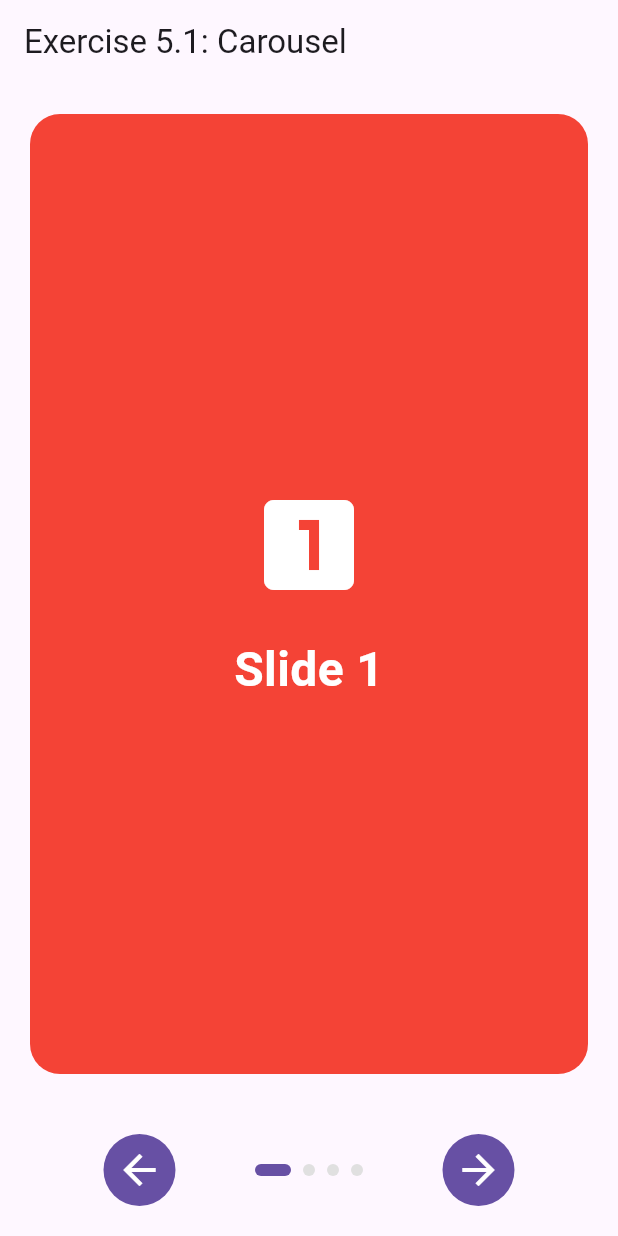
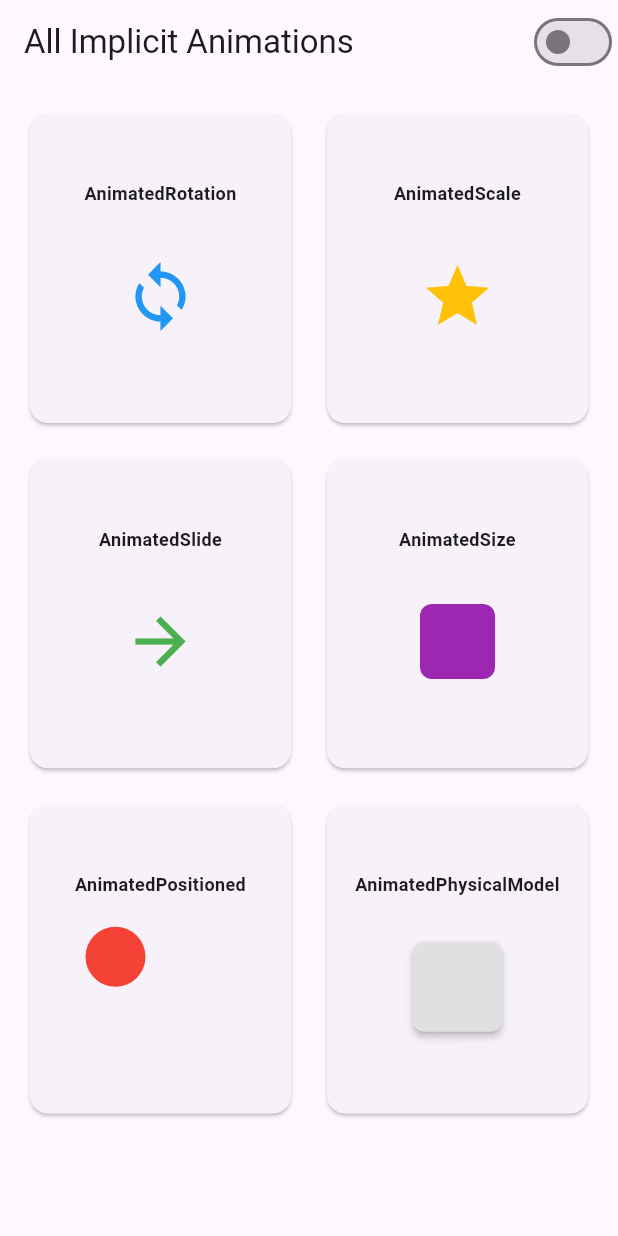
Before and after one commit to punkushal/flutter_animation_learning, a Flutter app: the screen it shows after launch, on a phone screen of 412 x 824 dp. Run offline on Flutter 3.47's test engine with Material 3 defaults, Android fonts, the phone set to English and light mode, and no system bars.

Commit message:
add all implicit animation showcase example

```diff
--- /dev/null
+++ b/lib/animation/basic/exercises/all_implicit_animation_example.dart
@@ -0,0 +1,176 @@
+import 'package:flutter/material.dart';
+
+/// ═══════════════════════════════════════════════════════════════════════════
+/// LESSON 7: Complete List of Implicit Animation Widgets
+/// ═══════════════════════════════════════════════════════════════════════════
+///
+/// Flutter provides many built-in implicit animation widgets:
+///
+/// ┌─────────────────────────┬──────────────────────────────────────────────┐
+/// │ Widget                  │ What it animates                             │
+/// ├─────────────────────────┼──────────────────────────────────────────────┤
+/// │ AnimatedContainer       │ Multiple properties (size, color, etc.)      │
+/// │ AnimatedOpacity         │ Opacity/transparency                         │
+/// │ AnimatedPadding         │ Padding around child                         │
+/// │ AnimatedAlign           │ Alignment within parent                      │
+/// │ AnimatedPositioned      │ Position within Stack                        │
+/// │ AnimatedDefaultTextStyle│ Text styling                                 │
+/// │ AnimatedCrossFade       │ Cross-fade between two widgets               │
+/// │ AnimatedSwitcher        │ Transition between different widgets         │
+/// │ AnimatedSize            │ Size changes of child                        │
+/// │ AnimatedPhysicalModel   │ Physical model properties                    │
+/// │ AnimatedRotation        │ Rotation angle                               │
+/// │ AnimatedScale           │ Scale transformation                         │
+/// │ AnimatedSlide           │ Position offset                              │
+/// │ AnimatedFractionallySizedBox │ Fractional size                         │
+/// │ AnimatedModalBarrier    │ Modal barrier color                          │
+/// │ AnimatedTheme           │ Theme data                                   │
+/// └─────────────────────────┴──────────────────────────────────────────────┘
+/// ═══════════════════════════════════════════════════════════════════════════
+
+class AllImplicitAnimationsShowcase extends StatefulWidget {
+  const AllImplicitAnimationsShowcase({super.key});
+
+  @override
+  State<AllImplicitAnimationsShowcase> createState() =>
+      _AllImplicitAnimationsShowcaseState();
+}
+
+class _AllImplicitAnimationsShowcaseState
+    extends State<AllImplicitAnimationsShowcase> {
+  bool _toggle = false;
+
+  @override
+  Widget build(BuildContext context) {
+    return Scaffold(
+      appBar: AppBar(
+        title: const Text('All Implicit Animations'),
+        actions: [
+          Switch(
+            value: _toggle,
+            onChanged: (value) => setState(() => _toggle = value),
+            activeThumbColor: Colors.white,
+          ),
+        ],
+      ),
+      body: GridView.count(
+        crossAxisCount: 2,
+        padding: const EdgeInsets.all(16),
+        mainAxisSpacing: 16,
+        crossAxisSpacing: 16,
+        childAspectRatio: 0.85,
+        children: [
+          // AnimatedRotation
+          _buildShowcaseCard(
+            'AnimatedRotation',
+            AnimatedRotation(
+              turns: _toggle ? 0.5 : 0,
+              duration: const Duration(milliseconds: 500),
+              child: const Icon(Icons.sync, size: 50, color: Colors.blue),
+            ),
+          ),
+
+          // AnimatedScale
+          _buildShowcaseCard(
+            'AnimatedScale',
+            AnimatedScale(
+              scale: _toggle ? 1.5 : 1.0,
+              duration: const Duration(milliseconds: 500),
+              child: const Icon(Icons.star, size: 50, color: Colors.amber),
+            ),
+          ),
+
+          // AnimatedSlide
+          _buildShowcaseCard(
+            'AnimatedSlide',
+            AnimatedSlide(
+              offset: _toggle ? const Offset(0.3, 0) : Offset.zero,
+              duration: const Duration(milliseconds: 500),
+              child: const Icon(
+                Icons.arrow_forward,
+                size: 50,
+                color: Colors.green,
+              ),
+            ),
+          ),
+
+          // AnimatedSize
+          _buildShowcaseCard(
+            'AnimatedSize',
+            AnimatedSize(
+              duration: const Duration(milliseconds: 500),
+              child: Container(
+                width: _toggle ? 80 : 50,
+                height: _toggle ? 80 : 50,
+                decoration: BoxDecoration(
+                  color: Colors.purple,
+                  borderRadius: BorderRadius.circular(_toggle ? 20 : 8),
+                ),
+              ),
+            ),
+          ),
+
+          // AnimatedPositioned (needs Stack)
+          _buildShowcaseCard(
+            'AnimatedPositioned',
+            SizedBox(
+              width: 100,
+              height: 80,
+              child: Stack(
+                children: [
+                  AnimatedPositioned(
+                    duration: const Duration(milliseconds: 500),
+                    left: _toggle ? 50 : 0,
+                    top: _toggle ? 30 : 0,
+                    child: Container(
+                      width: 40,
+                      height: 40,
+                      decoration: const BoxDecoration(
+                        color: Colors.red,
+                        shape: BoxShape.circle,
+                      ),
+                    ),
+                  ),
+                ],
+              ),
+            ),
+          ),
+
+          // AnimatedPhysicalModel
+          _buildShowcaseCard(
+            'AnimatedPhysicalModel',
+            AnimatedPhysicalModel(
+              duration: const Duration(milliseconds: 500),
+              shape: BoxShape.rectangle,
+              elevation: _toggle ? 16 : 2,
+              color: _toggle ? Colors.orange : Colors.grey[300]!,
+              shadowColor: Colors.black,
+              borderRadius: BorderRadius.circular(_toggle ? 20 : 8),
+              child: const SizedBox(width: 60, height: 60),
+            ),
+          ),
+        ],
+      ),
+    );
+  }
+
+  Widget _buildShowcaseCard(String title, Widget child) {
+    return Card(
+      child: Padding(
+        padding: const EdgeInsets.all(12),
+        child: Column(
+          mainAxisAlignment: MainAxisAlignment.center,
+          children: [
+            Text(
+              title,
+              style: const TextStyle(fontSize: 12, fontWeight: FontWeight.bold),
+              textAlign: TextAlign.center,
+            ),
+            const SizedBox(height: 20),
+            SizedBox(height: 80, child: Center(child: child)),
+          ],
+        ),
+      ),
+    );
+  }
+}
--- a/lib/main.dart
+++ b/lib/main.dart
@@ -1,4 +1,4 @@
-import 'package:animation_learning/animation/basic/exercises/image_carousel.dart';
+import 'package:animation_learning/animation/basic/exercises/all_implicit_animation_example.dart';
 import 'package:flutter/material.dart';
 
 void main() {
@@ -11,6 +11,9 @@ class MyApp extends StatelessWidget {
   // This widget is the root of your application.
   @override
   Widget build(BuildContext context) {
-    return MaterialApp(title: 'Animation Learning', home: ImageCarousel());
+    return MaterialApp(
+      title: 'Animation Learning',
+      home: AllImplicitAnimationsShowcase(),
+    );
   }
 }
```
